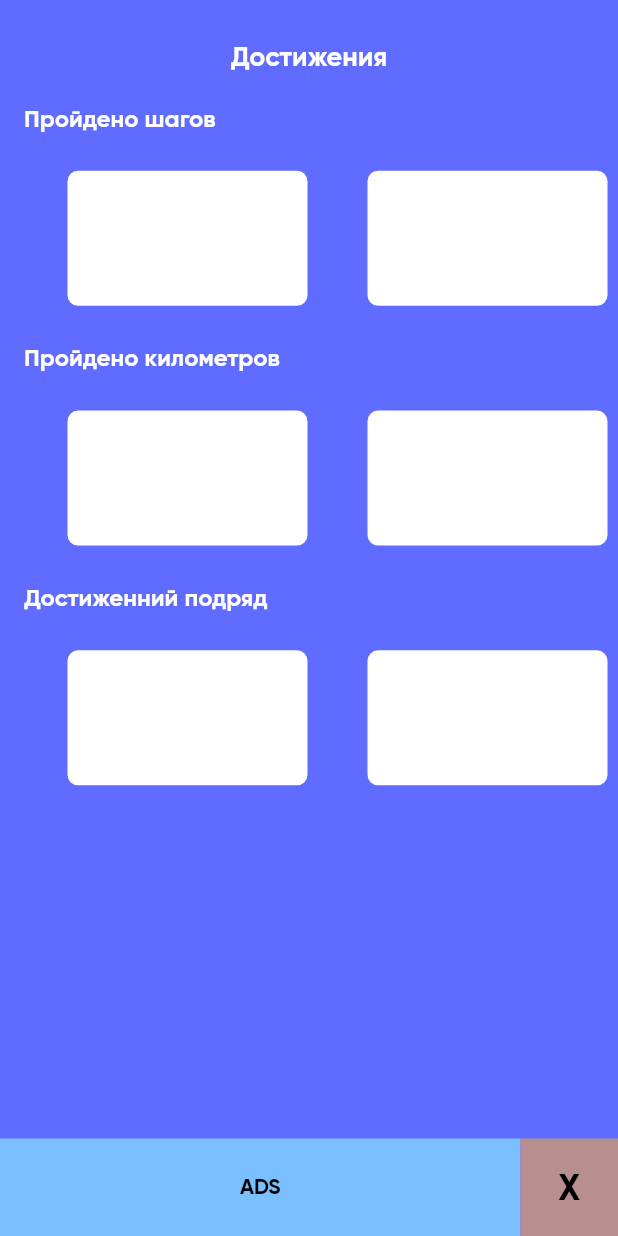
After one commit to kkkivannn/pedometer, a Flutter app: the Achive screen opened directly, on a phone screen of 412 x 824 dp. The commit adds this screen. Run offline on Flutter 3.47's test engine with Material 2 defaults, Android fonts, the phone set to English and light mode, and no system bars; our stand-ins replace flutter_sizer, sensors_plus; missing offline and left inert: splash_screen_view.

Commit message:
Added achivments

```diff
--- a/lib/firstPage/Buttons.dart
+++ b/lib/firstPage/Buttons.dart
@@ -58,6 +58,29 @@ class _ButtonsState extends State<Buttons> {
                       borderRadius: BorderRadius.circular(7)),
                   onPressed: () {
                     setState(() {
+                      gender = Gender.woman;
+                    });
+                  },
+                  color: gender == Gender.woman ? bottomColor2 : bottomColor1,
+                  child: Text(
+                    "Девушка",
+                    style: TextStyle(
+                      fontFamily: "Gilroy2",
+                      fontSize: 14,
+                      color: gender == Gender.woman ? textColor2 : textColor1,
+                    ),
+                  ),
+                ),
+              ),
+              ButtonTheme(
+                height: 42,
+                minWidth: 106,
+                child: RaisedButton(
+                  elevation: 0.0,
+                  shape: RoundedRectangleBorder(
+                      borderRadius: BorderRadius.circular(7)),
+                  onPressed: () {
+                    setState(() {
                       gender = Gender.other;
                     });
                   },
@@ -72,29 +95,6 @@ class _ButtonsState extends State<Buttons> {
                   ),
                 ),
               ),
-              ButtonTheme(
-                height: 42,
-                minWidth: 106,
-                child: RaisedButton(
-                  elevation: 0.0,
-                  shape: RoundedRectangleBorder(
-                      borderRadius: BorderRadius.circular(7)),
-                  onPressed: () {
-                    setState(() {
-                      gender = Gender.woman;
-                    });
-                  },
-                  color: gender == Gender.woman ? bottomColor2 : bottomColor1,
-                  child: Text(
-                    "Девушка",
-                    style: TextStyle(
-                      fontFamily: "Gilroy2",
-                      fontSize: 14,
-                      color: gender == Gender.woman ? textColor2 : textColor1,
-                    ),
-                  ),
-                ),
-              ),
             ],
           ),
         ),
--- /dev/null
+++ b/lib/foorthPage/achievements.dart
@@ -0,0 +1,407 @@
+// ignore_for_file: prefer_const_constructors, prefer_const_literals_to_create_immutables
+
+import 'package:flutter/material.dart';
+import 'package:pedometer/thirdPage/Ads.dart';
+
+class Achive extends StatefulWidget {
+  @override
+  _AchiveState createState() => _AchiveState();
+}
+
+class _AchiveState extends State<Achive> {
+  @override
+  Widget build(BuildContext context) {
+    return SafeArea(
+      child: Scaffold(
+        backgroundColor: Color(0xff5F6CFF),
+        body: Column(
+          // mainAxisAlignment: MainAxisAlignment.spaceEvenly,
+          children: [
+            Row(
+              children: [
+                Expanded(
+                    child: Container(
+                  alignment: Alignment.center,
+                  padding: EdgeInsets.only(top: 27),
+                  child: Text(
+                    'Достижения',
+                    style: TextStyle(
+                      fontFamily: 'Gilroy',
+                      fontSize: 18,
+                      color: Colors.white,
+                    ),
+                  ),
+                )),
+              ],
+            ),
+            Container(
+              // decoration: BoxDecoration(border: Border.all(color: Colors.red)),
+              height: 500,
+              alignment: Alignment.center,
+              child: Column(
+                mainAxisAlignment: MainAxisAlignment.spaceEvenly,
+                children: [
+                  Row(
+                    mainAxisAlignment: MainAxisAlignment.start,
+                    children: [
+                      Expanded(
+                        child: Container(
+                          padding: EdgeInsets.only(left: 16),
+                          child: Text(
+                            'Пройдено шагов',
+                            style: TextStyle(
+                              fontFamily: "Gilroy",
+                              color: Colors.white,
+                              fontSize: 16,
+                            ),
+                          ),
+                        ),
+                      ),
+                    ],
+                  ),
+                  SingleChildScrollView(
+                    physics: BouncingScrollPhysics(),
+                    padding: EdgeInsets.only(right: 25, left: 25),
+                    scrollDirection: Axis.horizontal,
+                    child: Row(
+                      mainAxisAlignment: MainAxisAlignment.center,
+                      children: [
+                        Container(
+                          alignment: Alignment.center,
+                          height: 100,
+                          width: 200,
+                          // decoration: BoxDecoration(
+                          //     border: Border.all(color: Colors.red)),
+                          child: Container(
+                            height: 90,
+                            width: 160,
+                            decoration: BoxDecoration(
+                              color: Colors.white,
+                              borderRadius: BorderRadius.circular(7),
+                            ),
+                          ),
+                        ),
+                        Container(
+                          alignment: Alignment.center,
+                          height: 100,
+                          width: 200,
+                          // decoration: BoxDecoration(
+                          //     border: Border.all(color: Colors.red)),
+                          child: Container(
+                            height: 90,
+                            width: 160,
+                            decoration: BoxDecoration(
+                              color: Colors.white,
+                              borderRadius: BorderRadius.circular(7),
+                            ),
+                          ),
+                        ),
+                        Container(
+                          alignment: Alignment.center,
+                          height: 100,
+                          width: 200,
+                          // decoration: BoxDecoration(
+                          //     border: Border.all(color: Colors.red)),
+                          child: Container(
+                            height: 90,
+                            width: 160,
+                            decoration: BoxDecoration(
+                              color: Colors.white,
+                              borderRadius: BorderRadius.circular(7),
+                            ),
+                          ),
+                        ),
+                        Container(
+                          alignment: Alignment.center,
+                          height: 100,
+                          width: 200,
+                          // decoration: BoxDecoration(
+                          //     border: Border.all(color: Colors.red)),
+                          child: Container(
+                            height: 90,
+                            width: 160,
+                            decoration: BoxDecoration(
+                              color: Colors.white,
+                              borderRadius: BorderRadius.circular(7),
+                            ),
+                          ),
+                        ),
+                        Container(
+                          alignment: Alignment.center,
+                          height: 100,
+                          width: 200,
+                          // decoration: BoxDecoration(
+                          //     border: Border.all(color: Colors.red)),
+                          child: Container(
+                            height: 90,
+                            width: 160,
+                            decoration: BoxDecoration(
+                              color: Colors.white,
+                              borderRadius: BorderRadius.circular(7),
+                            ),
+                          ),
+                        ),
+                        Container(
+                          alignment: Alignment.center,
+                          height: 100,
+                          width: 200,
+                          // decoration: BoxDecoration(
+                          //     border: Border.all(color: Colors.red)),
+                          child: Container(
+                            height: 90,
+                            width: 160,
+                            decoration: BoxDecoration(
+                              color: Colors.white,
+                              borderRadius: BorderRadius.circular(7),
+                            ),
+                          ),
+                        ),
+                      ],
+                    ),
+                  ),
+                  Row(
+                    mainAxisAlignment: MainAxisAlignment.start,
+                    children: [
+                      Expanded(
+                        child: Container(
+                          padding: EdgeInsets.only(left: 16),
+                          child: Text(
+                            'Пройдено километров',
+                            style: TextStyle(
+                              fontFamily: "Gilroy",
+                              color: Colors.white,
+                              fontSize: 16,
+                            ),
+                          ),
+                        ),
+                      ),
+                    ],
+                  ),
+                  SingleChildScrollView(
+                    physics: BouncingScrollPhysics(),
+                    padding: EdgeInsets.only(right: 25, left: 25),
+                    scrollDirection: Axis.horizontal,
+                    child: Row(
+                      mainAxisAlignment: MainAxisAlignment.center,
+                      children: [
+                        Container(
+                          alignment: Alignment.center,
+                          height: 100,
+                          width: 200,
+                          // decoration: BoxDecoration(
+                          //     border: Border.all(color: Colors.red)),
+                          child: Container(
+                            height: 90,
+                            width: 160,
+                            decoration: BoxDecoration(
+                              color: Colors.white,
+                              borderRadius: BorderRadius.circular(7),
+                            ),
+                          ),
+                        ),
+                        Container(
+                          alignment: Alignment.center,
+                          height: 100,
+                          width: 200,
+                          // decoration: BoxDecoration(
+                          //     border: Border.all(color: Colors.red)),
+                          child: Container(
+                            height: 90,
+                            width: 160,
+                            decoration: BoxDecoration(
+                              color: Colors.white,
+                              borderRadius: BorderRadius.circular(7),
+                            ),
+                          ),
+                        ),
+                        Container(
+                          alignment: Alignment.center,
+                          height: 100,
+                          width: 200,
+                          // decoration: BoxDecoration(
+                          //     border: Border.all(color: Colors.red)),
+                          child: Container(
+                            height: 90,
+                            width: 160,
+                            decoration: BoxDecoration(
+                              color: Colors.white,
+                              borderRadius: BorderRadius.circular(7),
+                            ),
+                          ),
+                        ),
+                        Container(
+                          alignment: Alignment.center,
+                          height: 100,
+                          width: 200,
+                          // decoration: BoxDecoration(
+                          //     border: Border.all(color: Colors.red)),
+                          child: Container(
+                            height: 90,
+                            width: 160,
+                            decoration: BoxDecoration(
+                              color: Colors.white,
+                              borderRadius: BorderRadius.circular(7),
+                            ),
+                          ),
+                        ),
+                        Container(
+                          alignment: Alignment.center,
+                          height: 100,
+                          width: 200,
+                          // decoration: BoxDecoration(
+                          //     border: Border.all(color: Colors.red)),
+                          child: Container(
+                            height: 90,
+                            width: 160,
+                            decoration: BoxDecoration(
+                              color: Colors.white,
+                              borderRadius: BorderRadius.circular(7),
+                            ),
+                          ),
+                        ),
+                        Container(
+                          alignment: Alignment.center,
+                          height: 100,
+                          width: 200,
+                          // decoration: BoxDecoration(
+                          //     border: Border.all(color: Colors.red)),
+                          child: Container(
+                            height: 90,
+                            width: 160,
+                            decoration: BoxDecoration(
+                              color: Colors.white,
+                              borderRadius: BorderRadius.circular(7),
+                            ),
+                          ),
+                        ),
+                      ],
+                    ),
+                  ),
+                  Row(
+                    mainAxisAlignment: MainAxisAlignment.start,
+                    children: [
+                      Expanded(
+                        child: Container(
+                          padding: EdgeInsets.only(left: 16),
+                          child: Text(
+                            'Достиженний подряд',
+                            style: TextStyle(
+                              fontFamily: "Gilroy",
+                              color: Colors.white,
+                              fontSize: 16,
+                            ),
+                          ),
+                        ),
+                      ),
+                    ],
+                  ),
+                  SingleChildScrollView(
+                    physics: BouncingScrollPhysics(),
+                    padding: EdgeInsets.only(right: 25, left: 25),
+                    scrollDirection: Axis.horizontal,
+                    child: Row(
+                      mainAxisAlignment: MainAxisAlignment.center,
+                      children: [
+                        Container(
+                          alignment: Alignment.center,
+                          height: 100,
+                          width: 200,
+                          // decoration: BoxDecoration(
+                          //     border: Border.all(color: Colors.red)),
+                          child: Container(
+                            height: 90,
+                            width: 160,
+                            decoration: BoxDecoration(
+                              color: Colors.white,
+                              borderRadius: BorderRadius.circular(7),
+                            ),
+                          ),
+                        ),
+                        Container(
+                          alignment: Alignment.center,
+                          height: 100,
+                          width: 200,
+                          // decoration: BoxDecoration(
+                          //     border: Border.all(color: Colors.red)),
+                          child: Container(
+                            height: 90,
+                            width: 160,
+                            decoration: BoxDecoration(
+                              color: Colors.white,
+                              borderRadius: BorderRadius.circular(7),
+                            ),
+                          ),
+                        ),
+                        Container(
+                          alignment: Alignment.center,
+                          height: 100,
+                          width: 200,
+                          // decoration: BoxDecoration(
+                          //     border: Border.all(color: Colors.red)),
+                          child: Container(
+                            height: 90,
+                            width: 160,
+                            decoration: BoxDecoration(
+                              color: Colors.white,
+                              borderRadius: BorderRadius.circular(7),
+                            ),
+                          ),
+                        ),
+                        Container(
+                          alignment: Alignment.center,
+                          height: 100,
+                          width: 200,
+                          // decoration: BoxDecoration(
+                          //     border: Border.all(color: Colors.red)),
+                          child: Container(
+                            height: 90,
+                            width: 160,
+                            decoration: BoxDecoration(
+                              color: Colors.white,
+                              borderRadius: BorderRadius.circular(7),
+                            ),
+                          ),
+                        ),
+                        Container(
+                          alignment: Alignment.center,
+                          height: 100,
+                          width: 200,
+                          // decoration: BoxDecoration(
+                          //     border: Border.all(color: Colors.red)),
+                          child: Container(
+                            height: 90,
+                            width: 160,
+                            decoration: BoxDecoration(
+                              color: Colors.white,
+                              borderRadius: BorderRadius.circular(7),
+                            ),
+                          ),
+                        ),
+                        Container(
+                          alignment: Alignment.center,
+                          height: 100,
+                          width: 200,
+                          // decoration: BoxDecoration(
+                          //     border: Border.all(color: Colors.red)),
+                          child: Container(
+                            height: 90,
+                            width: 160,
+                            decoration: BoxDecoration(
+                              color: Colors.white,
+                              borderRadius: BorderRadius.circular(7),
+                            ),
+                          ),
+                        ),
+                      ],
+                    ),
+                  )
+                ],
+              ),
+            ),
+            ADS()
+          ],
+        ),
+      ),
+    );
+  }
+}
--- a/lib/main.dart
+++ b/lib/main.dart
@@ -1,17 +1,18 @@
 // ignore_for_file: use_key_in_widget_constructors, prefer_const_constructors, prefer_final_fields
 
 import 'package:flutter/material.dart';
-import 'package:flutter_screenutil/flutter_screenutil.dart';
-import 'package:pedometer/firstPage/Buttons.dart';
-import 'package:pedometer/scondPage/SecondPage.dart';
+// import 'package:flutter_screenutil/flutter_screenutil.dart';
+// import 'package:pedometer/firstPage/Buttons.dart';
+// import 'package:pedometer/scondPage/SecondPage.dart';
 
 import 'package:splash_screen_view/SplashScreenView.dart';
 import 'firstPage/HelloScreen.dart';
 // import 'package:sizer/sizer.dart';
 // import 'package:responsive_sizer/responsive_sizer.dart';
-import 'package:flutter_sizer/flutter_sizer.dart';
+// import 'package:flutter_sizer/flutter_sizer.dart';
 
-import 'thirdPage/thirdPageVTWO.dart';
+// import 'foorthPage/achievements.dart';
+// import 'thirdPage/thirdPageVTWO.dart';
 
 void main() {
   runApp(MyApp());
@@ -27,7 +28,7 @@ class _MyAppState extends State<MyApp> {
   Widget build(BuildContext context) {
     return MaterialApp(
       debugShowCheckedModeBanner: false,
-      home: Activity(),
+      home: splashScreen(),
     );
   }
 }
--- a/lib/scondPage/Buttons2.dart
+++ b/lib/scondPage/Buttons2.dart
@@ -1,6 +1,7 @@
 // ignore_for_file: file_names, prefer_const_constructors, dead_code
 
 import 'package:flutter/material.dart';
+import 'package:pedometer/thirdPage/thirdPageVTWO.dart';
 // import 'package:sizer/sizer.dart';
 
 class ButtonReady extends StatefulWidget {
@@ -24,8 +25,8 @@ class _ButtonReadyState extends State<ButtonReady> {
                 shape: RoundedRectangleBorder(
                     borderRadius: BorderRadius.circular(7)),
                 onPressed: () {
-                  // Navigator.push(context,
-                  //     MaterialPageRoute(builder: (context) => SecondPage()));
+                  Navigator.push(context,
+                      MaterialPageRoute(builder: (context) => Activity()));
                 },
                 child: Text(
                   "Готово!\n2/2",
--- a/lib/thirdPage/Ads.dart
+++ b/lib/thirdPage/Ads.dart
@@ -7,6 +7,7 @@ class ADS extends StatelessWidget {
   Widget build(BuildContext context) {
     return Expanded(
       child: Container(
+        alignment: Alignment.bottomCenter,
         child: Row(
           children: [
             Expanded(
--- a/lib/thirdPage/Statistics.dart
+++ b/lib/thirdPage/Statistics.dart
@@ -2,6 +2,7 @@
 
 import 'package:flutter/material.dart';
 import 'package:pedometer/firstPage/Parameters.dart';
+import 'package:pedometer/foorthPage/achievements.dart';
 
 class statics extends StatefulWidget {
   @override
@@ -9,6 +10,13 @@ class statics extends StatefulWidget {
 }
 
 class _staticsState extends State<statics> {
+  void _perechod() {
+    setState(() {
+      Navigator.push(
+          context, MaterialPageRoute(builder: (context) => Achive()));
+    });
+  }
+
   @override
   Widget build(BuildContext context) {
     return SafeArea(
@@ -37,7 +45,7 @@ class _staticsState extends State<statics> {
                   child: ExpansionTile(
                     collapsedIconColor: Color(0xff5F6CFF),
                     title: Text(
-                      'За день',
+                      'День',
                       style: TextStyle(
                           color: Color(0xff5F6CFF),
                           fontSize: 18,
@@ -45,14 +53,14 @@ class _staticsState extends State<statics> {
                     ),
                     children: [
                       Text(
-                        'За неделю',
+                        'Неделя',
                         style: TextStyle(
                             color: Color(0xff5F6CFF),
                             fontSize: 18,
                             fontFamily: "Gilroy"),
                       ),
                       Text(
-                        'За месяц',
+                        'Месяц',
                         style: TextStyle(
                             color: Color(0xff5F6CFF),
                             fontSize: 18,
@@ -65,7 +73,6 @@ class _staticsState extends State<statics> {
             ),
           ),
           Container(
-            decoration: BoxDecoration(border: Border.all(color: Colors.red)),
             height: 400,
             width: 475,
             child: Column(
@@ -232,6 +239,7 @@ class _staticsState extends State<statics> {
                     ),
                     Spacer(),
                     GestureDetector(
+                      onTap: _perechod,
                       child: Container(
                         padding: EdgeInsets.only(top: 20),
                         width: 160,
--- a/lib/thirdPage/thirdPageVTWO.dart
+++ b/lib/thirdPage/thirdPageVTWO.dart
@@ -16,7 +16,6 @@ class ActivityState extends State<Activity> {
     return Scaffold(
       body: SafeArea(
         child: Column(
-          // mainAxisAlignment: MainAxisAlignment.spaceBetween,
           children: [
             Container(
               // width: 475,
```
